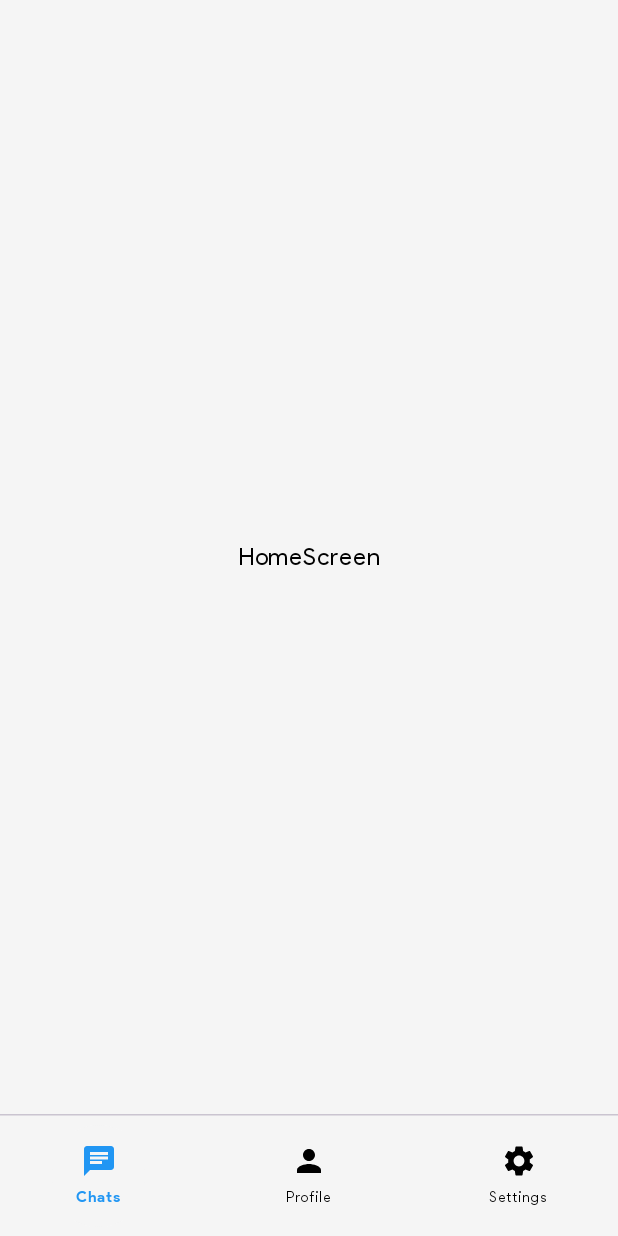
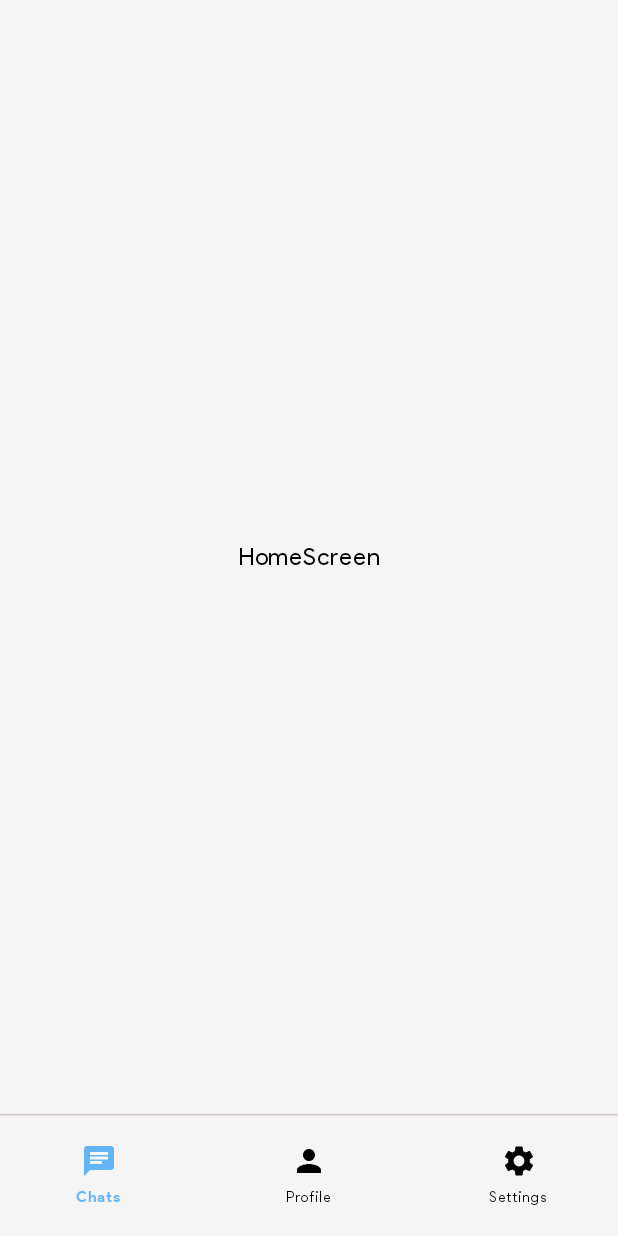
Before and after one commit to HustyIV/Thera, an Android app built with Jetpack Compose: the screen it shows after launch (MainActivity), on a phone screen of 412 x 824 dp. Run offline under Robolectric (Android 15) with nearby library versions, the phone set to English and light mode, and no system bars.

Commit message:
Update on the Bottom bar colors

```diff
--- a/app/src/main/java/com/micahnyabuto/thera/MainActivity.kt
+++ b/app/src/main/java/com/micahnyabuto/thera/MainActivity.kt
@@ -116,8 +116,8 @@ class MainActivity : ComponentActivity() {
                                                 indicatorColor = MaterialTheme.colorScheme.surfaceColorAtElevation(
                                                     elevation = 0.dp
                                                 ),
-                                                selectedIconColor = MaterialTheme.colorScheme.secondary,
-                                                selectedTextColor = MaterialTheme.colorScheme.secondary,
+                                                selectedIconColor = MaterialTheme.colorScheme.primary,
+                                                selectedTextColor = MaterialTheme.colorScheme.primary,
                                                 unselectedIconColor = MaterialTheme.colorScheme.onSurface,
                                                 unselectedTextColor = MaterialTheme.colorScheme.onSurface
                                             )
```
